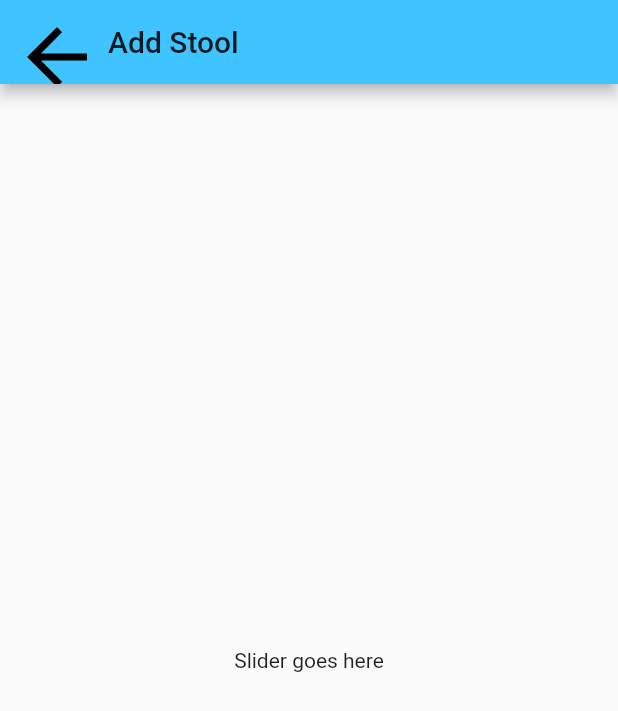
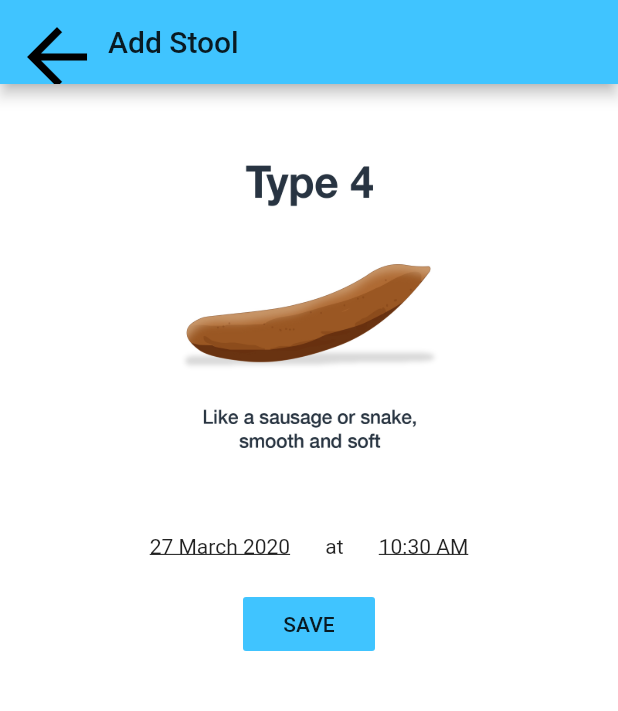
Before and after one commit to dconlisk/bristol-stool-chart-flutter-app, a Flutter app: the AddScreen screen opened by its route, on a phone screen of 412 x 824 dp. Shown: the top 711 px of the screen. Run offline on Flutter 3.47's test engine with Material 2 defaults, Android fonts, the phone set to English and light mode, and no system bars; drawn by our look-alikes of carousel_slider; our stand-ins replace sqflite; accounts and stored records are empty.

Commit message:
Added type slider with images and database layer.

```diff
--- /dev/null
+++ b/lib/models/event.dart
@@ -0,0 +1,7 @@
+class Event {
+  final String id;
+  final int type;
+  final DateTime dateTime;
+
+  Event({this.id, this.type, this.dateTime});
+}
--- a/lib/screens/add_screen.dart
+++ b/lib/screens/add_screen.dart
@@ -1,4 +1,9 @@
 import 'package:flutter/material.dart';
+import 'package:carousel_slider/carousel_slider.dart';
+import 'package:intl/intl.dart';
+
+import '../models/event.dart';
+import '../providers/event_provider.dart';
 
 class AddScreen extends StatefulWidget {
   static const routeName = '/add';
@@ -7,14 +12,134 @@ class AddScreen extends StatefulWidget {
 }
 
 class _AddScreenState extends State<AddScreen> {
+  var _selectedType = 3;
+  var _selectedDate = DateTime.now();
+  var _selectedTime =
+      TimeOfDay(hour: DateTime.now().hour, minute: DateTime.now().minute);
+
+  Future<void> _selectDate(BuildContext context) async {
+    final DateTime picked = await showDatePicker(
+        context: context,
+        initialDate: _selectedDate,
+        firstDate: _selectedDate.add(Duration(days: -365)),
+        lastDate: _selectedDate);
+    if (picked != null && picked != _selectedDate) {
+      setState(() {
+        _selectedDate = picked;
+      });
+    }
+  }
+
+  Future<void> _selectTime(BuildContext context) async {
+    final TimeOfDay picked = await showTimePicker(
+      context: context,
+      initialTime: _selectedTime,
+    );
+    if (picked != null && picked != _selectedTime) {
+      setState(() {
+        _selectedTime = picked;
+      });
+    }
+  }
+
+  Future<void> _save() async {
+    var event = Event(
+        id: '${_selectedDate.toString()}${_selectedTime.toString()}',
+        type: _selectedType,
+        dateTime: _selectedDate.add(Duration(
+          hours: _selectedTime.hour,
+          minutes: _selectedTime.minute,
+        )));
+
+    var provider = EventProvider();
+
+    await provider.addEvent(event);
+
+    showDialog(
+        context: context,
+        builder: (ctx) {
+          return AlertDialog(
+            title: Text('Stool saved'),
+            content: Text('Your stool was saved successfully'),
+            actions: <Widget>[
+              FlatButton(
+                child: Text('OK'),
+                onPressed: () {
+                  Navigator.of(context).pop();
+                },
+              )
+            ],
+          );
+        });
+  }
+
   @override
   Widget build(BuildContext context) {
     return Scaffold(
+      backgroundColor: Colors.white,
       appBar: AppBar(
         title: Text('Add Stool'),
       ),
-      body: Center(
-        child: Text('Slider goes here'),
+      body: Column(
+        children: <Widget>[
+          Container(
+            width: double.infinity,
+            height: 300,
+            child: CarouselSlider(
+              initialPage: 3,
+              enableInfiniteScroll: false,
+              items: <Widget>[
+                Image.asset('assets/images/stooltype1.jpg'),
+                Image.asset('assets/images/stooltype2.jpg'),
+                Image.asset('assets/images/stooltype3.jpg'),
+                Image.asset('assets/images/stooltype4.jpg'),
+                Image.asset('assets/images/stooltype5.jpg'),
+                Image.asset('assets/images/stooltype6.jpg'),
+                Image.asset('assets/images/stooltype7.jpg'),
+              ],
+              onPageChanged: (index) {
+                _selectedType = index + 1;
+              },
+            ),
+          ),
+          Row(
+            mainAxisAlignment: MainAxisAlignment.center,
+            children: <Widget>[
+              GestureDetector(
+                child: Text(
+                  DateFormat('dd MMMM yyyy').format(_selectedDate),
+                  style: TextStyle(
+                    decoration: TextDecoration.underline,
+                  ),
+                ),
+                onTap: () => _selectDate(context),
+              ),
+              Padding(
+                padding: const EdgeInsets.symmetric(
+                  horizontal: 20,
+                ),
+                child: Text(' at '),
+              ),
+              GestureDetector(
+                child: Text(
+                  _selectedTime.format(context),
+                  style: TextStyle(
+                    decoration: TextDecoration.underline,
+                  ),
+                ),
+                onTap: () => _selectTime(context),
+              ),
+            ],
+          ),
+          SizedBox(
+            height: 20,
+          ),
+          FlatButton(
+            child: Text('SAVE'),
+            onPressed: _save,
+            color: Theme.of(context).primaryColor,
+          ),
+        ],
       ),
     );
   }
```
Also changed, not shown: lib/helpers/db_helper.dart (added, +28 -0 lines), lib/main.dart (+6 -2 lines), lib/providers/event_provider.dart (added, +38 -0 lines), lib/screens/graph_screen.dart (+27 -2 lines), pubspec.yaml (+13 -2 lines), assets/images/stooltype1.jpg (added), assets/images/stooltype2.jpg (added), assets/images/stooltype3.jpg (added), assets/images/stooltype4.jpg (added), assets/images/stooltype5.jpg (added), assets/images/stooltype6.jpg (added), assets/images/stooltype7.jpg (added), 3 other files.
